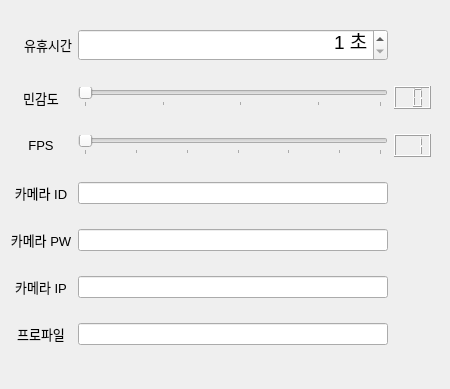
The window that setOptionDialog.ui (synml/motion-detector) describes before a commit, drawn with Qt 5.
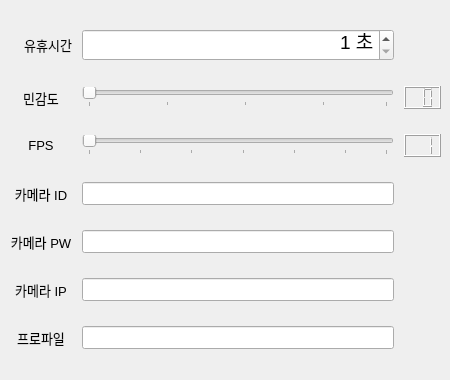
The same window after the commit. Icons and pictures are not drawn.

Commit message:
ui: 옵션 설정 다이얼로그 디자인 변경
위젯 배치, 크기, 속성 등

```diff
--- a/setOptionDialog.ui
+++ b/setOptionDialog.ui
@@ -10,13 +10,19 @@
     <x>0</x>
     <y>0</y>
     <width>450</width>
-    <height>389</height>
+    <height>380</height>
    </rect>
   </property>
   <property name="minimumSize">
    <size>
     <width>450</width>
-    <height>200</height>
+    <height>380</height>
+   </size>
+  </property>
+  <property name="maximumSize">
+   <size>
+    <width>450</width>
+    <height>380</height>
    </size>
   </property>
   <property name="windowTitle">
@@ -37,11 +43,14 @@
     <rect>
      <x>10</x>
      <y>10</y>
-     <width>421</width>
+     <width>431</width>
      <height>361</height>
     </rect>
    </property>
    <layout class="QGridLayout" name="gridLayout">
+    <property name="horizontalSpacing">
+     <number>10</number>
+    </property>
     <item row="1" column="3">
      <widget class="QLCDNumber" name="thresholdLCD">
       <property name="digitCount">
@@ -74,7 +83,7 @@
      </widget>
     </item>
     <item row="4" column="0">
-     <widget class="QLabel" name="label_6">
+     <widget class="QLabel" name="label_5">
       <property name="font">
        <font>
         <pointsize>10</pointsize>
@@ -98,13 +107,27 @@
      </widget>
     </item>
     <item row="4" column="2">
-     <widget class="QLineEdit" name="cameraPW"/>
+     <widget class="QLineEdit" name="cameraPW">
+      <property name="font">
+       <font>
+        <family>Arial</family>
+        <pointsize>10</pointsize>
+       </font>
+      </property>
+     </widget>
     </item>
     <item row="3" column="2">
-     <widget class="QLineEdit" name="cameraID"/>
+     <widget class="QLineEdit" name="cameraID">
+      <property name="font">
+       <font>
+        <family>Arial</family>
+        <pointsize>10</pointsize>
+       </font>
+      </property>
+     </widget>
     </item>
     <item row="5" column="0">
-     <widget class="QLabel" name="label_8">
+     <widget class="QLabel" name="label_6">
       <property name="font">
        <font>
         <pointsize>10</pointsize>
@@ -128,7 +151,14 @@
      </widget>
     </item>
     <item row="5" column="2">
-     <widget class="QLineEdit" name="cameraIP"/>
+     <widget class="QLineEdit" name="cameraIP">
+      <property name="font">
+       <font>
+        <family>Arial</family>
+        <pointsize>10</pointsize>
+       </font>
+      </property>
+     </widget>
     </item>
     <item row="1" column="0">
      <widget class="QLabel" name="label_2">
@@ -257,7 +287,7 @@
      </widget>
     </item>
     <item row="3" column="0">
-     <widget class="QLabel" name="label_5">
+     <widget class="QLabel" name="label_4">
       <property name="font">
        <font>
         <pointsize>10</pointsize>
@@ -281,7 +311,14 @@
      </widget>
     </item>
     <item row="6" column="2">
-     <widget class="QLineEdit" name="cameraProfile"/>
+     <widget class="QLineEdit" name="cameraProfile">
+      <property name="font">
+       <font>
+        <family>Arial</family>
+        <pointsize>10</pointsize>
+       </font>
+      </property>
+     </widget>
     </item>
     <item row="0" column="2">
      <widget class="QSpinBox" name="idleTimeSpinBox">
```
Left out of the diff: 2 changed lines with no effect on the pictures.
